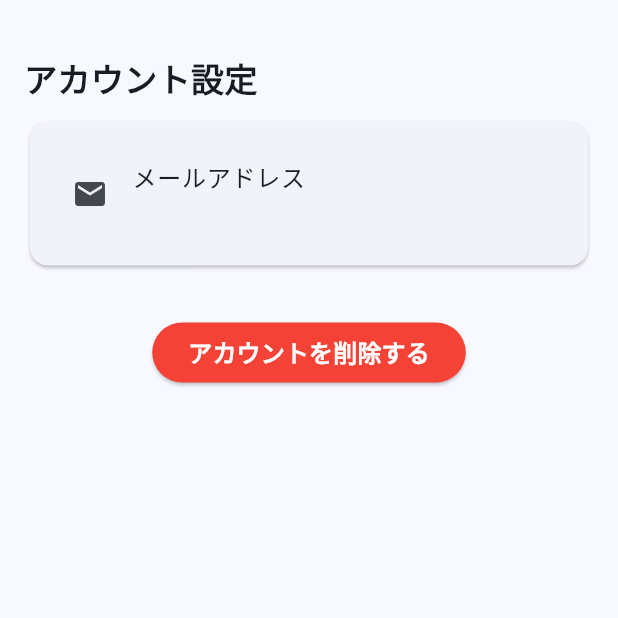
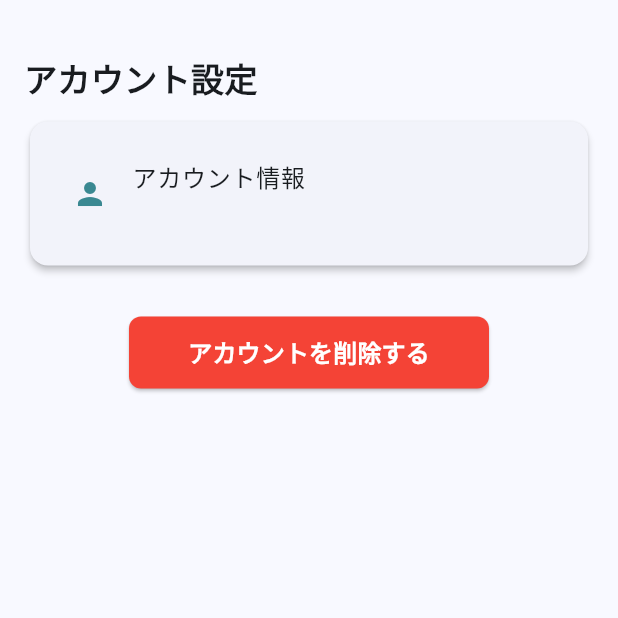
Before and after one commit to yamamomo2022/balance_ai_agent, a Flutter app: the SettingPage screen opened directly, on a phone screen of 412 x 824 dp, the top half of it. Run offline on Flutter 3.47's test engine with Material 3 defaults, Android fonts, the phone set to English and light mode, and no system bars; our stand-ins replace dio, firebase_auth, firebase_core, flutter_chat_types, flutter_chat_ui, flutter_dotenv and 2 more; accounts and stored records are empty; generated files the repository leaves out were written again.

Commit message:
feat: implement guest mode functionality
- Added guest mode handling in LoginSignupPage to allow users to access the app without an account.
- Integrated UserProvider to manage guest mode state.
- Updated SettingPage to prevent account deletion when in guest mode and display relevant information.
- Enhanced UserProvider to include guest mode management and updated logout functionality.

```diff
--- a/lib/pages/login_signup_page.dart
+++ b/lib/pages/login_signup_page.dart
@@ -1,5 +1,7 @@
+import 'package:balance_ai_agent/providers/user_provider.dart';
 import 'package:balance_ai_agent/widgets/auth_form.dart';
 import 'package:flutter/material.dart';
+import 'package:provider/provider.dart';
 
 import 'base_page.dart';
 import 'signup_page.dart';
@@ -14,7 +16,9 @@ class LoginSignupPage extends StatelessWidget {
 
   /// お試しモードでアプリを利用するためのハンドラー
   void _handleTryDemoMode(BuildContext context) {
-    // ホーム画面に遷移
+    // ゲストモードフラグを設定（UserProviderを使用）
+    final userProvider = Provider.of<UserProvider>(context, listen: false);
+    userProvider.setGuestMode(true);
     Navigator.pushReplacement(
       context,
       MaterialPageRoute(builder: (context) => const BasePage()),
--- a/lib/pages/setting_page.dart
+++ b/lib/pages/setting_page.dart
@@ -1,6 +1,8 @@
 import 'package:balance_ai_agent/pages/login_signup_page.dart';
+import 'package:balance_ai_agent/providers/user_provider.dart';
 import 'package:firebase_auth/firebase_auth.dart';
 import 'package:flutter/material.dart';
+import 'package:provider/provider.dart';
 
 class SettingPage extends StatefulWidget {
   const SettingPage({super.key});
@@ -10,25 +12,42 @@ class SettingPage extends StatefulWidget {
 }
 
 class _SettingPageState extends State<SettingPage> {
+  late final UserProvider userProvider;
+
   final FirebaseAuth _auth = FirebaseAuth.instance;
   bool _isLoading = false;
 
+  // テーマカラーの定義
+  static const Color primaryColor = Color(0xFF3A8891);
+
+  @override
+  void didChangeDependencies() {
+    super.didChangeDependencies();
+    userProvider = Provider.of<UserProvider>(context, listen: false);
+  }
+
+  /// アカウント削除処理
   Future<void> _deleteAccount(BuildContext context) async {
-    // Show confirmation dialog
-    final bool confirm = await showDialog(
+    // ゲストモードの場合は削除処理を実行しない
+    if (userProvider.isGuestMode) {
+      return;
+    }
+
+    // 確認ダイアログを表示
+    final bool userConfirmed = await showDialog(
       context: context,
-      builder: (BuildContext context) {
+      builder: (BuildContext dialogContext) {
         return AlertDialog(
           title: const Text('アカウント削除'),
           content: const Text(
               'アカウントを削除すると、すべてのデータが完全に削除されます。この操作は取り消せません。削除してもよろしいですか？'),
           actions: <Widget>[
             TextButton(
-              onPressed: () => Navigator.of(context).pop(false),
+              onPressed: () => Navigator.of(dialogContext).pop(false),
               child: const Text('キャンセル'),
             ),
             TextButton(
-              onPressed: () => Navigator.of(context).pop(true),
+              onPressed: () => Navigator.of(dialogContext).pop(true),
               child: const Text(
                 '削除する',
                 style: TextStyle(color: Colors.red),
@@ -39,24 +58,23 @@ class _SettingPageState extends State<SettingPage> {
       },
     );
 
-    if (confirm == true) {
+    if (userConfirmed) {
       setState(() {
         _isLoading = true;
       });
 
       try {
-        // Get current user
-        final User? user = _auth.currentUser;
-        if (user != null) {
-          // Delete the user
-          await user.delete();
+        // 現在のユーザーを取得
+        final User? currentUser = _auth.currentUser;
+        if (currentUser != null) {
+          // ユーザーを削除
+          await currentUser.delete();
 
-          // Navigate to login page after deletion
+          // 削除後、ログインページに戻る
           if (mounted) {
             Navigator.of(context, rootNavigator: true).pushAndRemoveUntil(
               MaterialPageRoute(
                 builder: (context) => const LoginSignupPage(
-                  // ここでログインページに遷移
                   showDeletedMessage: true,
                 ),
               ),
@@ -64,11 +82,11 @@ class _SettingPageState extends State<SettingPage> {
             );
           }
         }
-      } on FirebaseAuthException catch (e) {
+      } on FirebaseAuthException catch (authError) {
         String errorMessage = 'アカウント削除中にエラーが発生しました';
 
-        // Handle specific error cases
-        if (e.code == 'requires-recent-login') {
+        // 特定のエラーケースを処理
+        if (authError.code == 'requires-recent-login') {
           errorMessage = '再認証が必要です。一度ログアウトして再度ログインしてからお試しください';
         }
 
@@ -80,11 +98,11 @@ class _SettingPageState extends State<SettingPage> {
             ),
           );
         }
-      } catch (e) {
+      } catch (genericError) {
         if (mounted) {
           ScaffoldMessenger.of(context).showSnackBar(
             SnackBar(
-              content: Text('エラー：${e.toString()}'),
+              content: Text('エラー：${genericError.toString()}'),
               backgroundColor: Colors.red,
             ),
           );
@@ -99,8 +117,48 @@ class _SettingPageState extends State<SettingPage> {
     }
   }
 
+  /// ログアウト処理
+  Future<void> _handleLogout() async {
+    setState(() {
+      _isLoading = true;
+    });
+
+    try {
+      // UserProviderのlogoutメソッドを呼び出し
+      await userProvider.logout();
+
+      // ログイン画面に遷移
+      if (mounted) {
+        Navigator.of(context, rootNavigator: true).pushAndRemoveUntil(
+          MaterialPageRoute(
+            builder: (context) => const LoginSignupPage(),
+          ),
+          (route) => false,
+        );
+      }
+    } catch (logoutError) {
+      if (mounted) {
+        ScaffoldMessenger.of(context).showSnackBar(
+          SnackBar(
+            content: Text('ログアウト中にエラーが発生しました: ${logoutError.toString()}'),
+            backgroundColor: Colors.red,
+          ),
+        );
+      }
+    } finally {
+      if (mounted) {
+        setState(() {
+          _isLoading = false;
+        });
+      }
+    }
+  }
+
   @override
   Widget build(BuildContext context) {
+    // ゲストモードかどうかを確認
+    final bool isGuestMode = userProvider.isGuestMode;
+
     return Scaffold(
       body: _isLoading
           ? const Center(child: CircularProgressIndicator())
@@ -111,7 +169,7 @@ class _SettingPageState extends State<SettingPage> {
                 children: [
                   const SizedBox(height: 20),
 
-                  // Account section
+                  // アカウントセクション
                   const Text(
                     'アカウント設定',
                     style: TextStyle(
@@ -121,20 +179,32 @@ class _SettingPageState extends State<SettingPage> {
                   ),
                   const SizedBox(height: 10),
                   Card(
+                    elevation: 2.0,
+                    shape: RoundedRectangleBorder(
+                      borderRadius: BorderRadius.circular(12.0),
+                    ),
                     child: Padding(
                       padding: const EdgeInsets.all(12.0),
                       child: Column(
                         children: [
+                          // アカウント情報表示
                           ListTile(
-                            leading: const Icon(Icons.email),
-                            title: const Text('メールアドレス'),
-                            subtitle: Text(_auth.currentUser?.email ?? ''),
+                            leading: Icon(
+                              isGuestMode ? Icons.person_outline : Icons.person,
+                              color: primaryColor,
+                            ),
+                            title: const Text('アカウント情報'),
+                            subtitle: isGuestMode
+                                ? const Text('お試しモードで利用中')
+                                : Text(_auth.currentUser?.email ?? ''),
                           ),
                         ],
                       ),
                     ),
                   ),
 
+                  // アカウント削除ボタン（ゲストモードでは非表示）
+                  if (!isGuestMode) ...[
                     const SizedBox(height: 30),
                     Center(
                       child: ElevatedButton(
@@ -142,6 +212,10 @@ class _SettingPageState extends State<SettingPage> {
                         style: ElevatedButton.styleFrom(
                           backgroundColor: Colors.red,
                           foregroundColor: Colors.white,
+                          minimumSize: const Size(240, 48),
+                          shape: RoundedRectangleBorder(
+                            borderRadius: BorderRadius.circular(8),
+                          ),
                         ),
                         child: const Text(
                           'アカウントを削除する',
@@ -153,6 +227,39 @@ class _SettingPageState extends State<SettingPage> {
                       ),
                     ),
                   ],
+
+                  // お試しモードの説明（ゲストモードのみ表示）
+                  if (isGuestMode) ...[
+                    const SizedBox(height: 30),
+                    Card(
+                      color: Colors.blue[50],
+                      elevation: 1.0,
+                      shape: RoundedRectangleBorder(
+                        borderRadius: BorderRadius.circular(12.0),
+                      ),
+                      child: const Padding(
+                        padding: EdgeInsets.all(16.0),
+                        child: Column(
+                          crossAxisAlignment: CrossAxisAlignment.start,
+                          children: [
+                            Text(
+                              'お試しモードについて',
+                              style: TextStyle(
+                                fontSize: 18,
+                                fontWeight: FontWeight.bold,
+                              ),
+                            ),
+                            SizedBox(height: 8),
+                            Text(
+                              'お試しモードでは一部機能が制限されています。全ての機能を利用するには、アカウントを作成してログインしてください。',
+                              style: TextStyle(fontSize: 14),
+                            ),
+                          ],
+                        ),
+                      ),
+                    ),
+                  ],
+                ],
               ),
             ),
     );
--- a/lib/providers/user_provider.dart
+++ b/lib/providers/user_provider.dart
@@ -4,16 +4,49 @@ import 'package:flutter/foundation.dart';
 class UserProvider with ChangeNotifier {
   User? _user;
   User? get user => _user;
-  bool get isLoggedIn => _user != null;
 
+  // ゲストモードのフラグ
+  bool _isGuestMode = false;
+
+  // ゲストモードかどうかを返すゲッター
+  bool get isGuestMode => _isGuestMode;
+
+  // ユーザーがログインしているかどうかを返すゲッター
+  bool get isLoggedIn => _user != null || _isGuestMode;
+
+  /// 通常のユーザー設定
   void setUser(User? user) {
     _user = user;
+    // 通常ユーザーが設定されたらゲストモードは無効にする
+    if (user != null) {
+      _isGuestMode = false;
+    }
     notifyListeners();
   }
 
+  /// ゲストモードの設定
+  /// [isGuest] - trueの場合ゲストモードを有効化、falseの場合は無効化
+  void setGuestMode(bool isGuest) {
+    _isGuestMode = isGuest;
+    // ゲストモードが有効の場合は、_userをnullに設定して通常ユーザーをクリア
+    if (isGuest) {
+      _user = null;
+    }
+    notifyListeners();
+  }
+
+  /// ログアウト処理
+  /// ゲストモード・通常ユーザーモード両方をクリア
   Future<void> logout() async {
-    await FirebaseAuth.instance.signOut();
+    // Firebase認証からログアウト
+    if (_user != null) {
+      await FirebaseAuth.instance.signOut();
+    }
+
+    // 内部状態をリセット
     _user = null;
+    _isGuestMode = false;
+
     notifyListeners();
   }
 }
```
Lines whose indentation alone changed are shown as unchanged.
